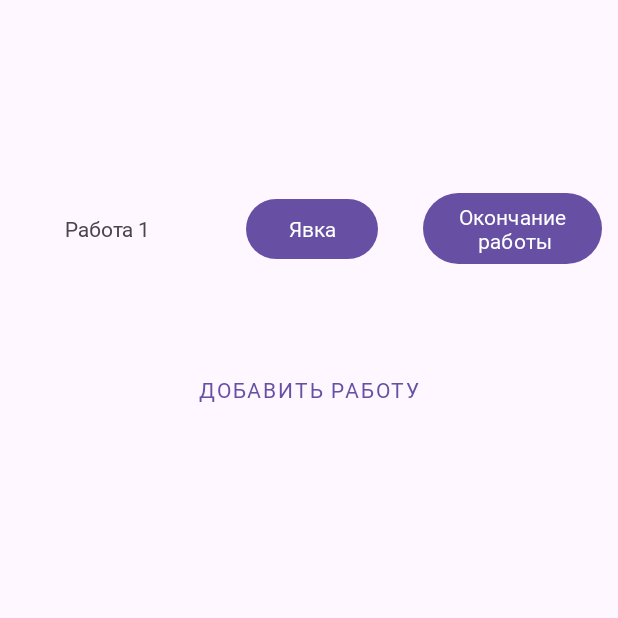
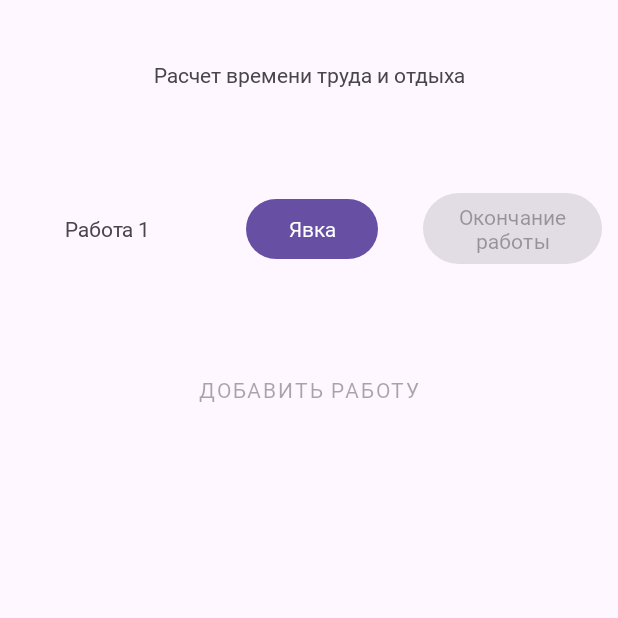
Before and after one commit to ComradeZgames/LocCrew, an Android app: the TimeCalculationActivity screen opened directly, with no data from a screen before it, on a phone screen of 412 x 824 dp, the top half of it. Run offline under Robolectric (Android 15) with nearby library versions, the phone set to English and light mode, and no system bars.

Commit message:
07.12.2023 minor fixes

```diff
--- a/app/src/main/java/ru/comradez/loccrew/BuilderObserver.java
+++ b/app/src/main/java/ru/comradez/loccrew/BuilderObserver.java
@@ -1,5 +1,5 @@
 package ru.comradez.loccrew;
 
 public interface BuilderObserver {
-    void onBuilderFilled();
+    void onBuilderFilled(int id);
 }
--- a/app/src/main/res/layout/activity_time_calculation.xml
+++ b/app/src/main/res/layout/activity_time_calculation.xml
@@ -25,6 +25,7 @@
         style="@style/Widget.Material3.Button"
         android:layout_width="wrap_content"
         android:layout_height="wrap_content"
+        android:enabled="false"
         android:fontFamily="@font/jura_semibold"
         android:freezesText="true"
         android:text="@string/TC_finish_button"
@@ -136,6 +137,7 @@
         style="@style/Widget.MaterialComponents.Button.TextButton"
         android:layout_width="wrap_content"
         android:layout_height="wrap_content"
+        android:enabled="false"
         android:fontFamily="@font/jura_semibold"
         android:onClick="addJob"
         android:text="@string/TC_add_button"
@@ -227,4 +229,15 @@
         app:layout_constraintStart_toStartOf="@+id/guideline8"
         app:layout_constraintTop_toTopOf="@+id/guideline5" />
 
+    <TextView
+        android:id="@+id/TC_title"
+        android:layout_width="wrap_content"
+        android:layout_height="wrap_content"
+        android:fontFamily="@font/jura_semibold"
+        android:text="@string/TC_title"
+        app:layout_constraintBottom_toTopOf="@+id/guideline7"
+        app:layout_constraintEnd_toEndOf="parent"
+        app:layout_constraintStart_toStartOf="parent"
+        app:layout_constraintTop_toTopOf="parent" />
+
 </androidx.constraintlayout.widget.ConstraintLayout>
--- a/app/src/main/res/values/strings.xml
+++ b/app/src/main/res/values/strings.xml
@@ -5,8 +5,9 @@
     <string name="menu_1">Расчет времени\n труда и отдыха</string>
 
     <!--Расчет времени труда и отдыха-->
+    <string name="TC_title">Расчет времени труда и отдыха</string>
     <string name="TC_start_button">Явка</string>
-    <string name="TC_finish_button">Окончание\n работы</string>
+    <string name="TC_finish_button">Окончание\nработы</string>
     <string name="TC_add_button">Добавить работу</string>
     <string name="TC_job_1">Работа 1</string>
     <string name="TC_job_2">Работа 2</string>
@@ -16,4 +17,10 @@
     <string name="TC_dialog_message">Загрузить последние данные?</string>
     <string name="TC_dialog_posButton">Да</string>
     <string name="TC_dialog_negButton">Нет</string>
+
+    <string name="TC_dialog_title_invalid">Ошибка</string>
+    <string name="TC_dialog_message_invalid_start">Время начала работы не может быть больше времени ее окончания\n\n
+        (Попробуйте сначала исправить время окончания работы или проверьте введенные данные)</string>
+    <string name="TC_dialog_message_invalid_finish">Время окончания работы не может быть меньше времени ее начала\n\n
+        (Скорректируйте время начала работы или проверьте введенные данные)</string>
 </resources>
```
Also changed, not shown: app/src/main/java/ru/comradez/loccrew/DBRecordBuilder.java (+32 -7 lines), app/src/main/java/ru/comradez/loccrew/TimeCalculationActivity.java (+35 -11 lines), app/src/main/java/ru/comradez/loccrew/TimeCalculator.java (+7 -0 lines).
